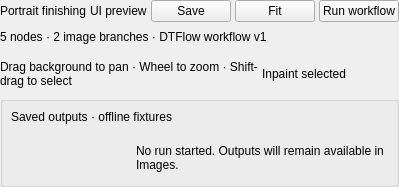
First picture: the form in src/dtflow/ui/forms/workflows_workspace.ui, repository djebaz/dtflow, before the edit.
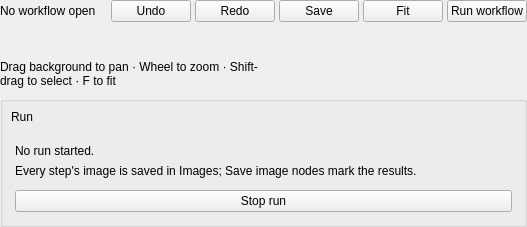
Second picture: the form after the edit.

Commit message: Workflows: production workspace, canvas, library and run view (#223)

Diff of the .ui file:
```diff
--- a/src/dtflow/ui/forms/workflows_workspace.ui
+++ b/src/dtflow/ui/forms/workflows_workspace.ui
@@ -39,7 +39,7 @@
       <item>
        <widget class="QLabel" name="workflowName">
         <property name="text">
-         <string>Portrait finishing</string>
+         <string>No workflow open</string>
         </property>
         <property name="wordWrap">
          <bool>true</bool>
@@ -49,7 +49,7 @@
       <item>
        <widget class="QLabel" name="workflowPreviewBadge">
         <property name="text">
-         <string>UI preview</string>
+         <string></string>
         </property>
         <property name="wordWrap">
          <bool>true</bool>
@@ -59,6 +59,32 @@
         </property>
        </widget>
       </item>
+      <item>
+       <widget class="QPushButton" name="undoWorkflowButton">
+        <property name="text">
+         <string>Undo</string>
+        </property>
+        <property name="toolTip">
+         <string>Undo (Ctrl+Z)</string>
+        </property>
+        <property name="accessibleName">
+         <string>Undo (Ctrl+Z)</string>
+        </property>
+       </widget>
+      </item>
+      <item>
+       <widget class="QPushButton" name="redoWorkflowButton">
+        <property name="text">
+         <string>Redo</string>
+        </property>
+        <property name="toolTip">
+         <string>Redo (Ctrl+Y)</string>
+        </property>
+        <property name="accessibleName">
+         <string>Redo (Ctrl+Y)</string>
+        </property>
+       </widget>
+      </item>
       <item>
        <widget class="QPushButton" name="saveWorkflowButton">
         <property name="text">
@@ -89,7 +115,7 @@
    <item>
     <widget class="QLabel" name="workflowSummary">
      <property name="text">
-      <string>5 nodes · 2 image branches · DTFlow workflow v1</string>
+      <string></string>
      </property>
      <property name="wordWrap">
       <bool>true</bool>
@@ -165,7 +191,7 @@
       <item>
        <widget class="QLabel" name="workflowGestureHint">
         <property name="text">
-         <string>Drag background to pan · Wheel to zoom · Shift-drag to select</string>
+         <string>Drag background to pan · Wheel to zoom · Shift-drag to select · F to fit</string>
         </property>
         <property name="wordWrap">
          <bool>true</bool>
@@ -178,7 +204,7 @@
       <item>
        <widget class="QLabel" name="workflowSelectionCount">
         <property name="text">
-         <string>Inpaint selected</string>
+         <string></string>
         </property>
         <property name="wordWrap">
          <bool>true</bool>
@@ -236,7 +262,7 @@
          <item>
           <widget class="QLabel" name="workflowOutputsTitle">
            <property name="text">
-            <string>Saved outputs · offline fixtures</string>
+            <string>Run</string>
            </property>
            <property name="wordWrap">
             <bool>true</bool>
@@ -271,8 +297,55 @@
           <number>6</number>
          </property>
          <item>
-          <widget class="QWidget" name="workflowOutputRow">
-           <layout class="QHBoxLayout" name="workflowOutputRowLayout">
+          <widget class="QLabel" name="workflowRunStatus">
+           <property name="text">
+            <string>No run started.</string>
+           </property>
+           <property name="wordWrap">
+            <bool>true</bool>
+           </property>
+           <property name="workflowState" stdset="0">
+            <string></string>
+           </property>
+          </widget>
+         </item>
+         <item>
+          <widget class="QLabel" name="workflowOutputText">
+           <property name="text">
+            <string>Every step's image is saved in Images; Save image nodes mark the results.</string>
+           </property>
+           <property name="wordWrap">
+            <bool>true</bool>
+           </property>
+           <property name="role" stdset="0">
+            <string>secondary</string>
+           </property>
+          </widget>
+         </item>
+         <item>
+          <widget class="QWidget" name="workflowResultsRow">
+           <layout class="QHBoxLayout" name="workflowResultsRowLayout">
+            <property name="leftMargin">
+             <number>0</number>
+            </property>
+            <property name="topMargin">
+             <number>0</number>
+            </property>
+            <property name="rightMargin">
+             <number>0</number>
+            </property>
+            <property name="bottomMargin">
+             <number>0</number>
+            </property>
+            <property name="spacing">
+             <number>6</number>
+            </property>
+           </layout>
+          </widget>
+         </item>
+         <item>
+          <widget class="QWidget" name="workflowRunActions">
+           <layout class="QHBoxLayout" name="workflowRunActionsLayout">
             <property name="leftMargin">
              <number>0</number>
             </property>
@@ -289,38 +362,12 @@
              <number>4</number>
             </property>
             <item>
-             <widget class="QLabel" name="workflowThumb1">
-              <property name="minimumWidth">
-               <number>76</number>
-              </property>
-              <property name="minimumHeight">
-               <number>64</number>
-              </property>
-              <property name="maximumWidth">
-               <number>96</number>
-              </property>
-             </widget>
-            </item>
-            <item>
-             <widget class="QLabel" name="workflowThumb2">
-              <property name="minimumWidth">
-               <number>76</number>
-              </property>
-              <property name="minimumHeight">
-               <number>64</number>
-              </property>
-              <property name="maximumWidth">
-               <number>96</number>
-              </property>
-             </widget>
-            </item>
-            <item>
-             <widget class="QLabel" name="workflowOutputText">
+             <widget class="QPushButton" name="stopWorkflowButton">
               <property name="text">
-               <string>No run started. Outputs will remain available in Images.</string>
+               <string>Stop run</string>
               </property>
-              <property name="wordWrap">
-               <bool>true</bool>
+              <property name="toolTip">
+               <string>Stop this workflow run after the current step</string>
               </property>
               <property name="role" stdset="0">
                <string>secondary</string>
```
Left out of the diff: 30 changed lines with no effect on the pictures. The commit also changes 20 other files.
